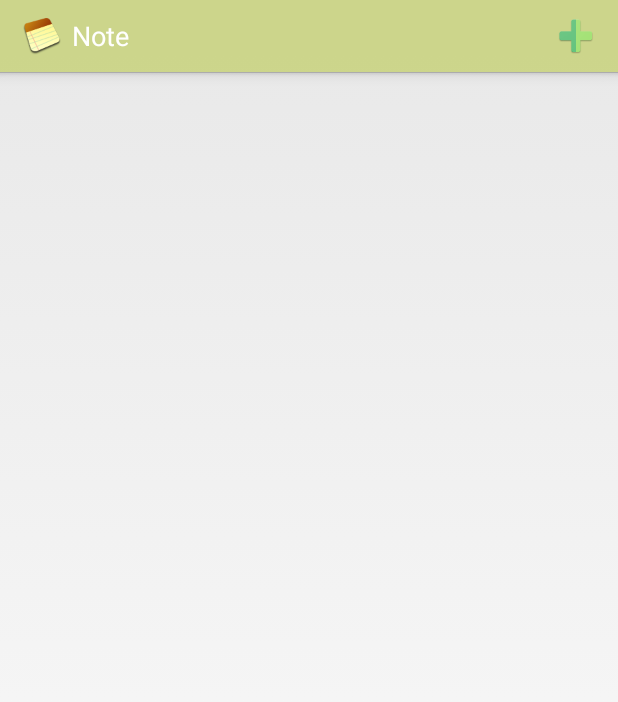
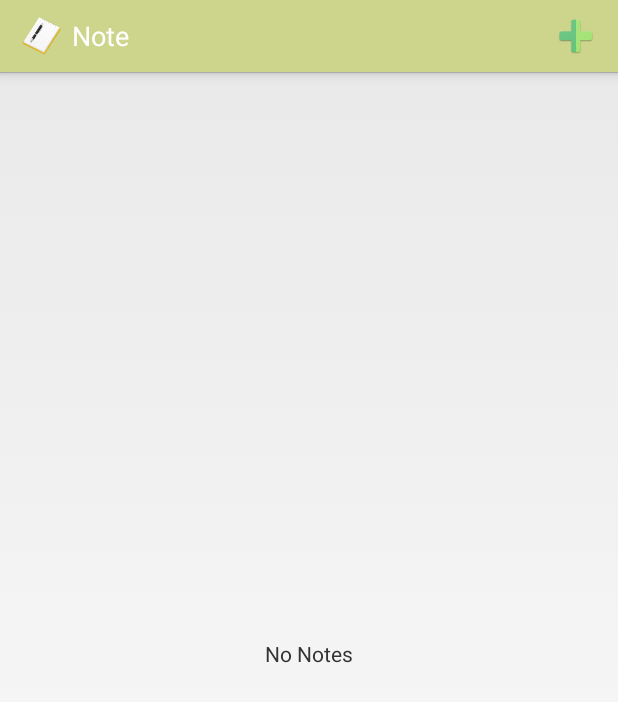
Before and after one commit to kaphetz/Note, an Android app: the screen it shows after launch (MainActivity), on a phone screen of 412 x 824 dp. Shown: the top 702 px of the screen. Run offline under Robolectric (Android 15) with nearby library versions, the light colour scheme and no system bars.

```diff
--- a/Note/app/src/main/java/com/example/kienpt/note/MainActivity.java
+++ b/Note/app/src/main/java/com/example/kienpt/note/MainActivity.java
@@ -7,9 +7,11 @@ import android.graphics.drawable.ColorDrawable;
 import android.os.Bundle;
 import android.view.Menu;
 import android.view.MenuItem;
+import android.view.View;
 import android.widget.ArrayAdapter;
 import android.widget.GridView;
 import android.widget.ListView;
+import android.widget.TextView;
 
 import com.example.kienpt.note.Bean.Note;
 
@@ -22,14 +24,20 @@ public class MainActivity extends Activity {
     protected void onCreate(Bundle savedInstanceState) {
         super.onCreate(savedInstanceState);
         getActionBar().setDisplayShowHomeEnabled(true);
-        getActionBar().setIcon(R.drawable.ic_note);
+        getActionBar().setIcon(R.mipmap.ic_launcher);
         getActionBar().setBackgroundDrawable(new ColorDrawable(Color.parseColor("#7eafc12b")));
         setContentView(R.layout.activity_main);
         MyDatabaseHelper db = new MyDatabaseHelper(this);
         GridView gvListNote = (GridView) findViewById(R.id.gv_listNote);
+        TextView tvNoNotes = (TextView) findViewById(R.id.tv_noNotes);
         List<Note> details = db.getAllNotes();
         if (details.size() > 0) {
+            gvListNote.setVisibility(View.VISIBLE);
+            tvNoNotes.setVisibility(View.GONE);
             gvListNote.setAdapter(new CustomGridViewAdapter(MainActivity.this, details));
+        }else{
+            gvListNote.setVisibility(View.GONE);
+            tvNoNotes.setVisibility(View.VISIBLE);
         }
     }
 
--- a/Note/app/src/main/res/layout/activity_main.xml
+++ b/Note/app/src/main/res/layout/activity_main.xml
@@ -1,17 +1,24 @@
 <?xml version="1.0" encoding="utf-8"?>
-<LinearLayout xmlns:android="http://schemas.android.com/apk/res/android"
+<RelativeLayout xmlns:android="http://schemas.android.com/apk/res/android"
     xmlns:tools="http://schemas.android.com/tools"
     android:layout_width="match_parent"
     android:layout_height="match_parent"
     tools:context="com.example.kienpt.note.MainActivity">
 
+    <TextView
+        android:id="@+id/tv_noNotes"
+        android:layout_width="wrap_content"
+        android:layout_height="wrap_content"
+        android:text="@string/no_notes"
+        android:layout_centerInParent="true"/>
+
     <GridView
         android:id="@+id/gv_listNote"
         android:layout_width="match_parent"
         android:layout_height="wrap_content"
-        android:padding="10dp"
+        android:columnWidth="120dp"
         android:gravity="center"
-        android:columnWidth="120dp"
-        android:numColumns="2" />
+        android:numColumns="2"
+        android:padding="10dp" />
 
-</LinearLayout>
+</RelativeLayout>
--- a/Note/app/src/main/res/menu/add_menu.xml
+++ b/Note/app/src/main/res/menu/add_menu.xml
@@ -1,5 +1,6 @@
 <?xml version="1.0" encoding="utf-8"?>
-<menu xmlns:android="http://schemas.android.com/apk/res/android">
+<menu xmlns:android="http://schemas.android.com/apk/res/android"
+    xmlns:yourapp="http://schemas.android.com/apk/res-auto">
     <item
         android:id="@+id/mnCamera"
         android:icon="@drawable/ic_cam"
@@ -9,7 +10,8 @@
         android:id="@+id/mnChangeColor"
         android:icon="@drawable/ic_change_color"
         android:title="@string/background"
-        android:showAsAction="always" />
+        android:showAsAction="always"
+        />
     <item
         android:id="@+id/mnSave"
         android:icon="@drawable/ic_save"
--- /dev/null
+++ b/Note/app/src/main/res/values-v23/styles.xml
@@ -0,0 +1,11 @@
+<?xml version="1.0" encoding="utf-8"?>
+<resources>
+
+    <style name="AppTheme.CustomTheme">
+        <item name="android:icon">@drawable/ic_change_color</item>
+        <item name="android:windowIsTranslucent">true</item>
+        <item name="android:titleTextColor">@color/colorPrimary</item>
+
+        <item name="android:windowCloseOnTouchOutside">true</item>
+    </style>
+</resources>
--- a/Note/app/src/main/res/values/colors.xml
+++ b/Note/app/src/main/res/values/colors.xml
@@ -4,6 +4,10 @@
     <color name="colorPrimaryDark">#303F9F</color>
     <color name="colorAccent">#FF4081</color>
     <color name="colorSky">#7eafc12b</color>
+    <color name="colorForLine">#7b6f6f</color>
     <color name="colorWhite">#FFFF</color>
-    <color name="colorForLine">#7b6f6f</color>
+    <color name="colorYellow">#f9f918</color>
+    <color name="colorBlue">#75c7f1</color>
+    <color name="colorGreen">#26ec83</color>
+    <color name="colorGray">#d2cdcd</color>
 </resources>
--- a/Note/app/src/main/res/values/strings.xml
+++ b/Note/app/src/main/res/values/strings.xml
@@ -9,4 +9,5 @@
     <string name="photo">Photo</string>
     <string name="background">Background</string>
     <string name="save">Save</string>
+    <string name="no_notes">No Notes</string>
 </resources>
--- a/Note/app/src/main/res/values/styles.xml
+++ b/Note/app/src/main/res/values/styles.xml
@@ -16,4 +16,11 @@
     <style name="CustomTextColor" parent="@android:style/TextAppearance.Holo.Widget.ActionBar.Title">
         <item name="android:textColor">@android:color/white</item>
     </style>
+
+    <style name="AppTheme.CustomTheme">
+        <item name="android:icon">@drawable/ic_change_color</item>
+        <item name="android:windowIsTranslucent">true</item>
+        <item name="android:actionBarItemBackground">@color/colorBlue</item>
+        <item name="android:windowCloseOnTouchOutside">true</item>
+    </style>
 </resources>
```
Also changed, not shown: Note/app/src/main/AndroidManifest.xml (+6 -2 lines), Note/app/src/main/java/com/example/kienpt/note/AddUpdateActivity.java (+37 -2 lines), Note/app/src/main/java/com/example/kienpt/note/Bean/Note.java (+22 -4 lines), Note/app/src/main/java/com/example/kienpt/note/CustomGridViewAdapter.java (+24 -1 lines), Note/app/src/main/java/com/example/kienpt/note/MyDatabaseHelper.java (+9 -5 lines), Note/app/src/main/java/com/example/kienpt/note/Popup.java (added, +66 -0 lines), Note/app/src/main/res/layout/activity_add_update.xml (+4 -3 lines), Note/app/src/main/res/layout/detail_note.xml (+8 -2 lines), Note/app/src/main/res/layout/popup_window.xml (added, +44 -0 lines).
